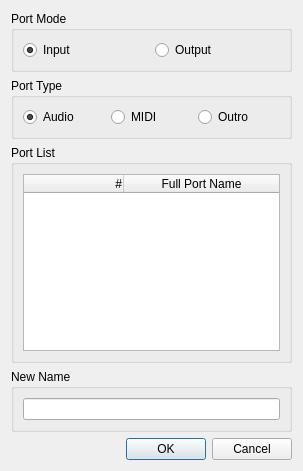
Above: src/ui/catarina_renameport.ui from falkTX/Cadence before the change. Below: the same form after it.
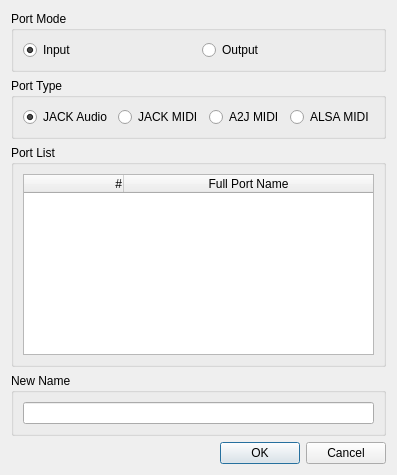
That is the form after the change.

Commit message: All Catarina now implemented, only missing settings

```diff
--- a/src/ui/catarina_renameport.ui
+++ b/src/ui/catarina_renameport.ui
@@ -6,8 +6,8 @@
    <rect>
     <x>0</x>
     <y>0</y>
-    <width>303</width>
-    <height>471</height>
+    <width>357</width>
+    <height>475</height>
    </rect>
   </property>
   <property name="windowTitle">
@@ -49,7 +49,7 @@
       <item>
        <widget class="QRadioButton" name="rb_audio">
         <property name="text">
-         <string>Audio</string>
+         <string>JACK Audio</string>
         </property>
         <property name="checked">
          <bool>true</bool>
@@ -59,14 +59,21 @@
       <item>
        <widget class="QRadioButton" name="rb_midi">
         <property name="text">
-         <string>MIDI</string>
+         <string>JACK MIDI</string>
         </property>
        </widget>
       </item>
       <item>
        <widget class="QRadioButton" name="rb_outro">
         <property name="text">
-         <string>Outro</string>
+         <string>A2J MIDI</string>
+        </property>
+       </widget>
+      </item>
+      <item>
+       <widget class="QRadioButton" name="rb_midi_alsa">
+        <property name="text">
+         <string>ALSA MIDI</string>
         </property>
        </widget>
       </item>
```
Left out of the diff: 6 changed lines with no effect on the pictures. The commit also changes 3 other files.
